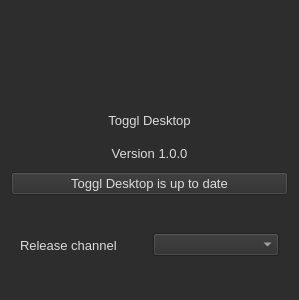
Old version of the form src/ui/linux/TogglDesktop/aboutdialog.ui in the repository toggl-open-source/toggldesktop.
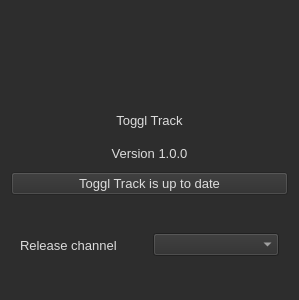
New version of the form. Icons and pictures are not drawn.

```diff
--- a/src/ui/linux/TogglDesktop/aboutdialog.ui
+++ b/src/ui/linux/TogglDesktop/aboutdialog.ui
@@ -42,7 +42,7 @@
       </size>
      </property>
      <property name="text">
-      <string>Toggl Desktop</string>
+      <string>Toggl Track</string>
      </property>
      <property name="alignment">
       <set>Qt::AlignCenter</set>
@@ -79,7 +79,7 @@
       <string notr="true">color:rgb(220, 220, 220);</string>
      </property>
      <property name="text">
-      <string>Toggl Desktop is up to date</string>
+      <string>Toggl Track is up to date</string>
      </property>
     </widget>
    </item>
```
Left out of the diff: 2 changed lines with no effect on the pictures.
